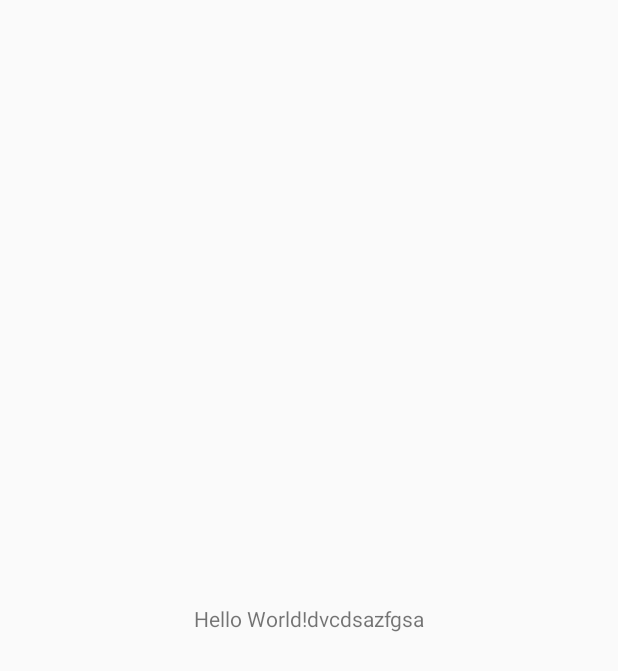
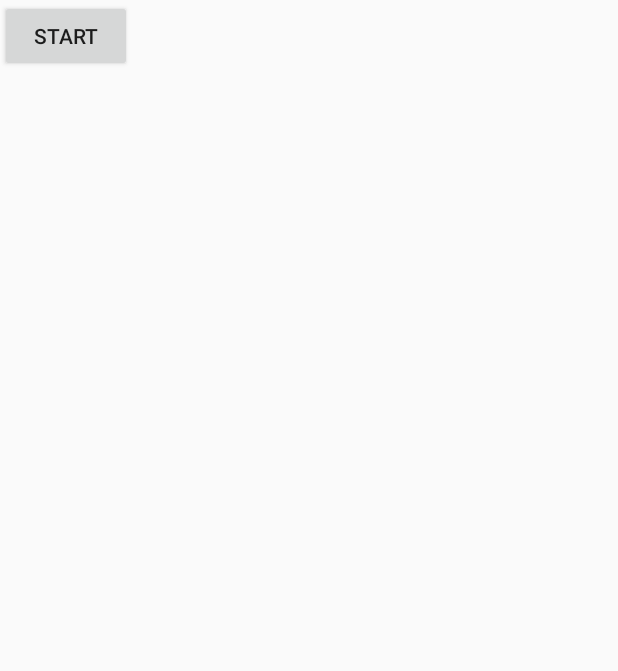
Before and after one commit to wakabass-man/AndroidTermProject, an Android app: the screen it shows after launch (MainActivity), on a phone screen of 412 x 824 dp. Before the commit the part shown is almost empty. Shown: the top 671 px of the screen. Run offline under Robolectric (Android 15) with nearby library versions, the phone set to English and light mode, and no system bars.

Commit message:
뷰에 버튼 추가
임시

```diff
--- a/Projects/TermProject/app/src/main/AndroidManifest.xml
+++ b/Projects/TermProject/app/src/main/AndroidManifest.xml
@@ -8,8 +8,8 @@
         android:label="@string/app_name"
         android:roundIcon="@mipmap/ic_launcher_round"
         android:supportsRtl="true"
-        android:theme="@style/Theme.TermProject">
-        <activity android:name=".MainActivity"
+        android:theme="@android:style/Theme.NoTitleBar">
+        <activity android:name=".ui.activity.MainActivity"
             android:theme="@style/Theme.AppCompat.Light.NoActionBar"
             >
             <intent-filter>
--- a/Projects/TermProject/app/src/main/res/layout/activity_main.xml
+++ b/Projects/TermProject/app/src/main/res/layout/activity_main.xml
@@ -1,18 +1,20 @@
 <?xml version="1.0" encoding="utf-8"?>
-<androidx.constraintlayout.widget.ConstraintLayout xmlns:android="http://schemas.android.com/apk/res/android"
+<LinearLayout xmlns:android="http://schemas.android.com/apk/res/android"
     xmlns:app="http://schemas.android.com/apk/res-auto"
     xmlns:tools="http://schemas.android.com/tools"
     android:layout_width="match_parent"
     android:layout_height="match_parent"
-    tools:context=".MainActivity">
+    tools:context=".ui.activity.MainActivity">
 
-    <TextView
-        android:layout_width="wrap_content"
-        android:layout_height="wrap_content"
-        android:text="Hello World!dvcdsazfgsa"
-        app:layout_constraintBottom_toBottomOf="parent"
-        app:layout_constraintLeft_toLeftOf="parent"
-        app:layout_constraintRight_toRightOf="parent"
-        app:layout_constraintTop_toTopOf="parent" />
+<!--    <kr.ac.kpu.s2015184027.termproject.ui.view.TitleView-->
+<!--        android:layout_width="match_parent"-->
+<!--        android:layout_height="match_parent"-->
+<!--        />-->
+        <Button
+            android:layout_width="wrap_content"
+            android:layout_height="wrap_content"
+            android:text="START"
+            android:id="@+id/startBtn"
+            />
 
-</androidx.constraintlayout.widget.ConstraintLayout>
+</LinearLayout>
--- a/Projects/TermProject/app/src/main/res/values/colors.xml
+++ b/Projects/TermProject/app/src/main/res/values/colors.xml
@@ -7,4 +7,8 @@
     <color name="teal_700">#FF018786</color>
     <color name="black">#FF000000</color>
     <color name="white">#FFFFFFFF</color>
+    <color name="light_blue_400">#FF29B6F6</color>
+    <color name="light_blue_600">#FF039BE5</color>
+    <color name="gray_400">#FFBDBDBD</color>
+    <color name="gray_600">#FF757575</color>
 </resources>
```
Also changed, not shown: Projects/TermProject/app/src/main/java/kr/ac/kpu/s2015184027/termproject/ui/activity/MainActivity.java (+6 -2 lines), Projects/TermProject/app/src/main/java/kr/ac/kpu/s2015184027/termproject/ui/view/TitleView.java (+22 -1 lines).
